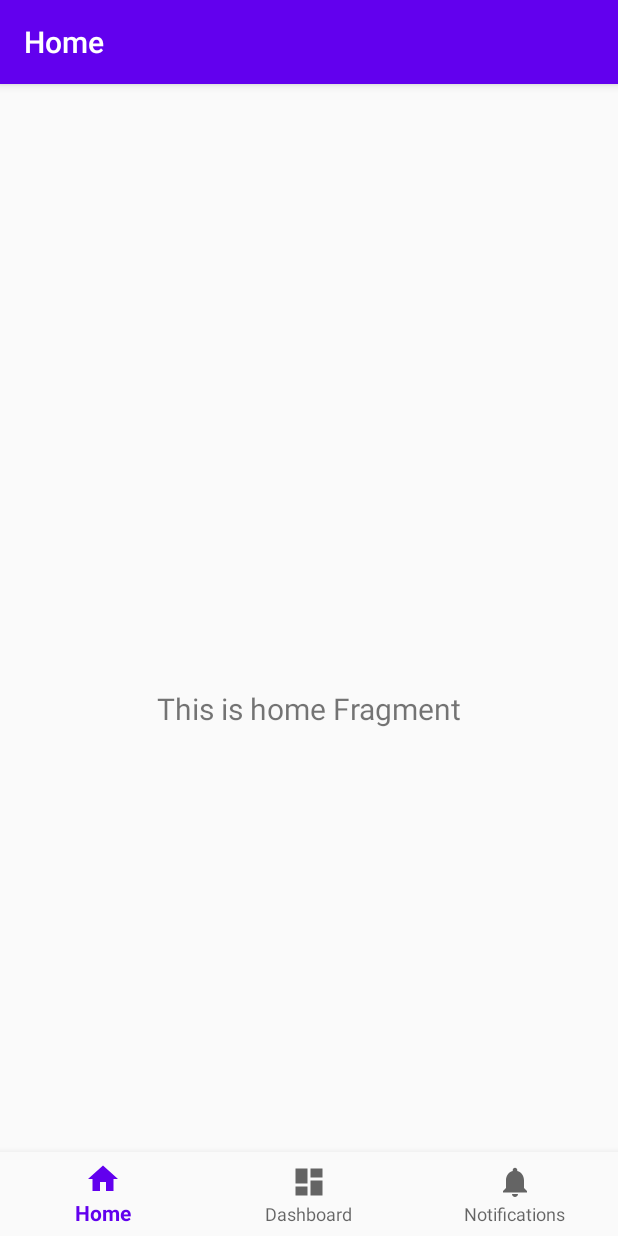
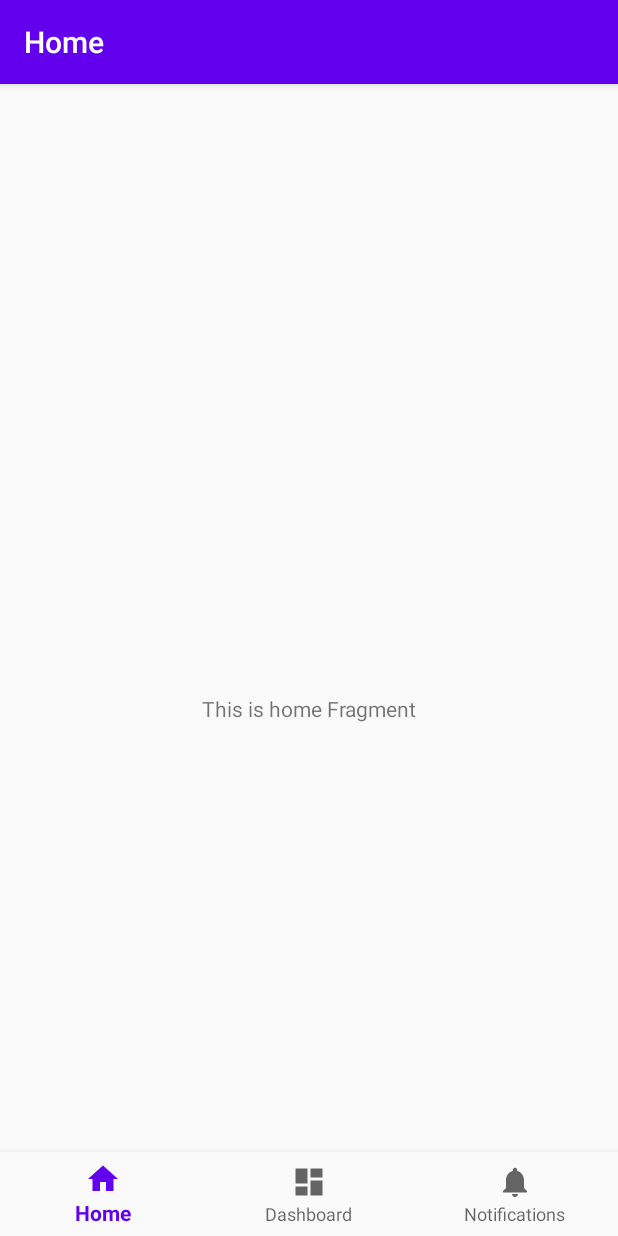
Before and after one commit to rafaelfachinelli/eNaturalist, an Android app: the screen it shows after launch (MainActivity), on a phone screen of 412 x 824 dp. Run offline under Robolectric (Android 15) with nearby library versions, the phone set to English and light mode, and no system bars; our stand-ins replace navigation-ui.

Commit message:
Texto modificado

```diff
--- a/mobile/app/src/main/res/layout/fragment_home.xml
+++ b/mobile/app/src/main/res/layout/fragment_home.xml
@@ -14,9 +14,9 @@
         android:layout_marginTop="8dp"
         android:layout_marginEnd="8dp"
         android:textAlignment="center"
-        android:textSize="20sp"
         app:layout_constraintBottom_toBottomOf="parent"
         app:layout_constraintEnd_toEndOf="parent"
         app:layout_constraintStart_toStartOf="parent"
         app:layout_constraintTop_toTopOf="parent" />
+
 </androidx.constraintlayout.widget.ConstraintLayout>
```
